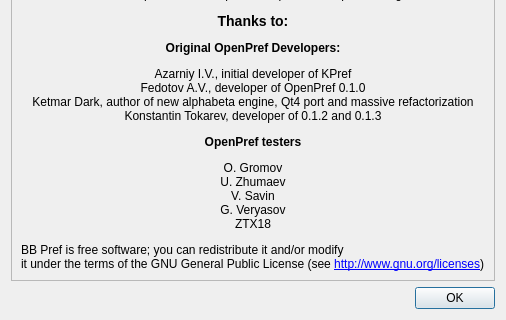
infsega/bbpref, file src/view/aboutdialog.ui: the form before one commit; both pictures show x 0 to 506 and y 145 to 465 of the 506 by 465 pixel window.
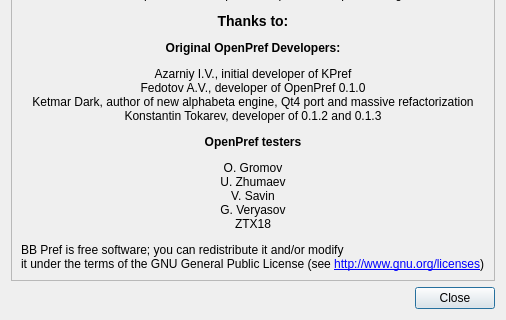
The form after the commit.

Diff of the .ui file:
```diff
--- a/src/view/aboutdialog.ui
+++ b/src/view/aboutdialog.ui
@@ -39,7 +39,7 @@
       <enum>Qt::Horizontal</enum>
      </property>
      <property name="standardButtons">
-      <set>QDialogButtonBox::Ok</set>
+      <set>QDialogButtonBox::Close</set>
      </property>
     </widget>
    </item>
```
Left out of the diff: 35 changed lines with no effect on the pictures.
